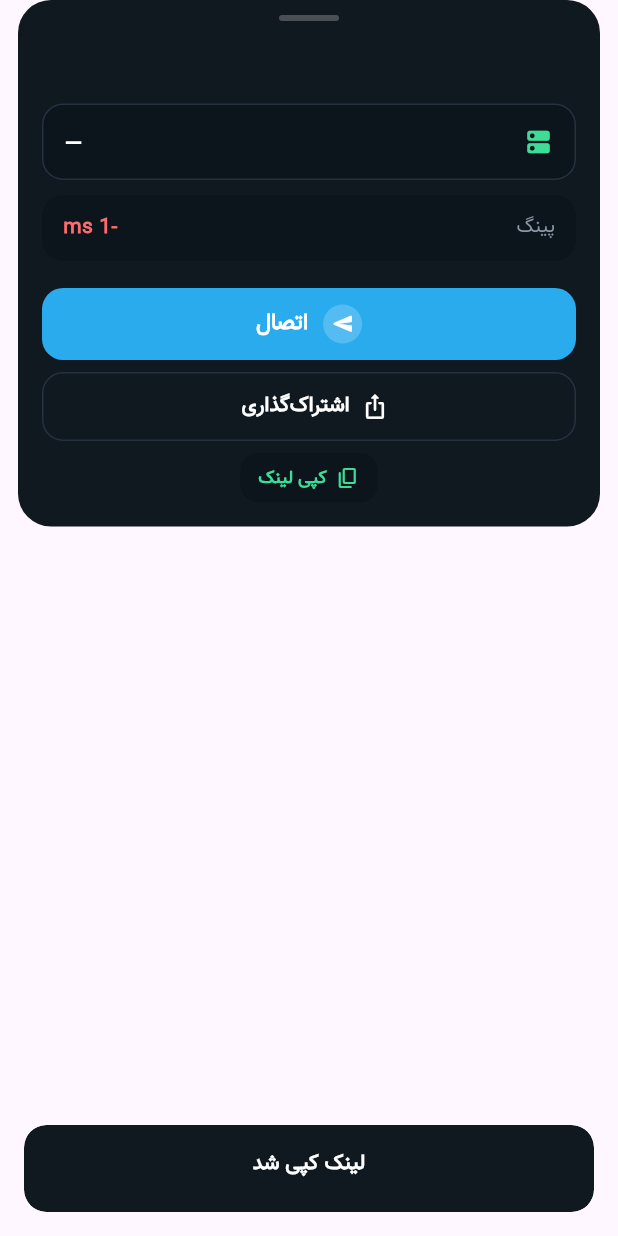
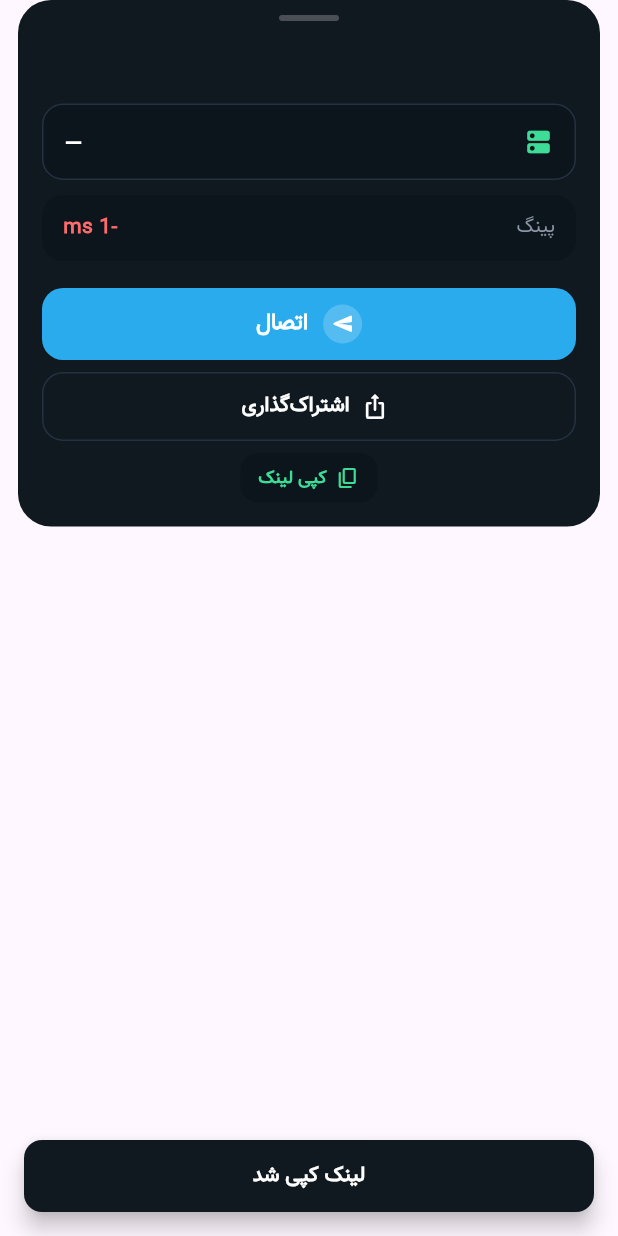
Before and after one commit to abbasnazari-0/proxymodern, a Flutter app: the _ProxyInfoSheetBody widget shown alone on an empty page, opened directly with empty values, after a tap on "کپی لینک", on a phone screen of 412 x 824 dp. Run offline on Flutter 3.47's test engine with Material 3 defaults, Android fonts, the phone set to English and light mode, and no system bars; our stand-ins replace cached_network_image, dio, get, get_storage, lottie, package_info_plus and 3 more; missing offline and left inert: relay_ads_flutter; accounts and stored records are empty; network calls fail; project files that could hold a hidden picture were left out.

Commit message:
some updated

```diff
--- a/lib/features/feature_channels/data/model/channel_model.dart
+++ b/lib/features/feature_channels/data/model/channel_model.dart
@@ -85,6 +85,7 @@ class AdConfig {
   int? adMinIntervalSeconds;
   int? adMaxPerSession;
   int? adRetryCount;
+  int? stickyChangeCount;
   int? proxyTtlSeconds;
   int? timezoneOffsetMinutes;
   String? countryCode;
@@ -110,6 +111,7 @@ class AdConfig {
       this.adMinIntervalSeconds,
       this.adMaxPerSession,
       this.adRetryCount,
+      this.stickyChangeCount,
       this.proxyTtlSeconds,
       this.timezoneOffsetMinutes,
       this.countryCode,
@@ -145,6 +147,9 @@ class AdConfig {
     adRetryCount = json['ad_retry_count'] != null
         ? int.tryParse(json['ad_retry_count'].toString())
         : null;
+    stickyChangeCount = json['sticky_change_count'] != null
+        ? int.tryParse(json['sticky_change_count'].toString())
+        : null;
     proxyTtlSeconds = json['proxy_ttl_seconds'] != null
         ? int.tryParse(json['proxy_ttl_seconds'].toString())
         : null;
@@ -178,6 +183,7 @@ class AdConfig {
     data['ad_min_interval_seconds'] = adMinIntervalSeconds;
     data['ad_max_per_session'] = adMaxPerSession;
     data['ad_retry_count'] = adRetryCount;
+    data['sticky_change_count'] = stickyChangeCount;
     data['proxy_ttl_seconds'] = proxyTtlSeconds;
     data['timezone_offset_minutes'] = timezoneOffsetMinutes;
     data['country_code'] = countryCode;
--- a/lib/features/feature_channels/presentation/widgets/proxy_info_sheet.dart
+++ b/lib/features/feature_channels/presentation/widgets/proxy_info_sheet.dart
@@ -57,49 +57,82 @@ class ProxyInfoSheet {
     );
   }
 
-  static Future<void> _copyLink(String link) async {
+  static Future<void> _copyLink(BuildContext context, String link) async {
     await Clipboard.setData(ClipboardData(text: link));
-    Get.snackbar(
-      "",
-      "",
-      backgroundColor: _card,
-      snackPosition: SnackPosition.BOTTOM,
-      margin: const EdgeInsets.all(16),
-      duration: const Duration(seconds: 2),
-      titleText: Text(
-        "لینک کپی شد",
-        textAlign: TextAlign.center,
-        style: _text(size: 14, weight: FontWeight.w700),
-      ),
-      messageText: const SizedBox.shrink(),
-    );
+    if (!context.mounted) return;
+    _showSnack(context, "لینک کپی شد", null);
   }
 
-  static Future<void> _connect(String link) async {
+  static Future<void> _connect(BuildContext context, String link) async {
     if (!Platform.isAndroid && !Platform.isIOS) return;
     final ok = await DataExtractor.launchUrl(link);
     if (ok) {
       Get.back();
       return;
     }
-    Get.snackbar(
-      "",
-      "",
+    if (!context.mounted) return;
+    _showSnack(
+      context,
+      "تلگرام باز نشد",
+      "دکمه کپی را بزن و لینک را در Saved Messages بفرست.",
+    );
+  }
+
+  /// Shows a bottom snackbar using the sheet's own context. GetX's snackbar
+  /// looks up its overlay through the global navigator context, which becomes
+  /// unusable right after an app-launch intent (e.g. trying to open Telegram)
+  /// and throws "Null check operator used on a null value". Using
+  /// ScaffoldMessenger avoids that crash.
+  static void _showSnack(BuildContext context, String title, String? message) {
+    final messenger = ScaffoldMessenger.maybeOf(context);
+    if (messenger != null) {
+      messenger.hideCurrentSnackBar();
+      messenger.showSnackBar(
+        SnackBar(
           backgroundColor: _card,
-      snackPosition: SnackPosition.BOTTOM,
+          behavior: SnackBarBehavior.floating,
           margin: const EdgeInsets.all(16),
-      duration: const Duration(seconds: 3),
-      titleText: Text(
-        "تلگرام باز نشد",
+          duration: Duration(seconds: message == null ? 2 : 3),
+          shape: RoundedRectangleBorder(
+            borderRadius: BorderRadius.circular(12),
+          ),
+          content: Column(
+            mainAxisSize: MainAxisSize.min,
+            crossAxisAlignment: CrossAxisAlignment.stretch,
+            children: [
+              Text(
+                title,
                 textAlign: TextAlign.center,
                 style: _text(size: 14, weight: FontWeight.w700),
               ),
-      messageText: Text(
-        "دکمه کپی را بزن و لینک را در Saved Messages بفرست.",
+              if (message != null) ...[
+                const SizedBox(height: 4),
+                Text(
+                  message,
                   textAlign: TextAlign.center,
                   style: _text(size: 12, color: _muted, height: 1.4),
                 ),
+              ],
+            ],
+          ),
+        ),
       );
+      return;
+    }
+    // Last resort: GetX snackbar, guarded so it can never crash the app.
+    try {
+      Get.snackbar(
+        title,
+        message ?? "",
+        backgroundColor: _card,
+        colorText: Colors.white,
+        snackPosition: SnackPosition.BOTTOM,
+        margin: const EdgeInsets.all(16),
+        duration: Duration(seconds: message == null ? 2 : 3),
+      );
+    } catch (_) {
+      // Swallow — the action (copy / launch) already happened.
+    }
   }
 }
 class _ProxyInfoSheetBody extends StatelessWidget {
@@ -163,11 +196,11 @@ class _ProxyInfoSheetBody extends StatelessWidget {
                 const SizedBox(height: 10),
                 _pingRow(),
                 const SizedBox(height: 18),
-                _connectButton(),
+                _connectButton(context),
                 const SizedBox(height: 8),
                 _shareButton(),
                 const SizedBox(height: 8),
-                Center(child: _copyButton()),
+                Center(child: _copyButton(context)),
               ],
             ),
           ),
@@ -252,7 +285,7 @@ class _ProxyInfoSheetBody extends StatelessWidget {
       ),
     );
   }
-  Widget _connectButton() {
+  Widget _connectButton(BuildContext context) {
     return SizedBox(
       width: double.infinity,
       height: 48,
@@ -265,7 +298,7 @@ class _ProxyInfoSheetBody extends StatelessWidget {
             borderRadius: BorderRadius.circular(14),
           ),
         ),
-        onPressed: () => ProxyInfoSheet._connect(link),
+        onPressed: () => ProxyInfoSheet._connect(context, link),
         child: Row(
           mainAxisAlignment: MainAxisAlignment.center,
           children: [
@@ -325,13 +358,13 @@ class _ProxyInfoSheetBody extends StatelessWidget {
     );
   }
 
-  Widget _copyButton() {
+  Widget _copyButton(BuildContext context) {
     return Material(
       color: ProxyInfoSheet._field,
       borderRadius: BorderRadius.circular(12),
       child: InkWell(
         borderRadius: BorderRadius.circular(12),
-        onTap: () => ProxyInfoSheet._copyLink(link),
+        onTap: () => ProxyInfoSheet._copyLink(context, link),
         child: Padding(
           padding: const EdgeInsets.symmetric(horizontal: 12, vertical: 8),
           child: Row(
--- a/lib/features/feature_splash/presentation/pages/splash_screen.dart
+++ b/lib/features/feature_splash/presentation/pages/splash_screen.dart
@@ -59,6 +59,9 @@ class _SplashScreenState extends State<SplashScreen> {
 
     // Use the cached backend ad config from the last launch (if any).
     await ads.loadCachedConfig();
+    // Fetch a FRESH backend config so the splash ad uses a fresh, pre-warmed
+    // sticky session instead of a stale cached one (which times out).
+    await ads.refreshConfigFromBackend();
     await ads.init();
     // Small delay so the Android Activity is fully resumed before the ad.
     await Future.delayed(const Duration(milliseconds: 600));
--- a/pubspec.yaml
+++ b/pubspec.yaml
@@ -4,7 +4,7 @@ description: proxy modern app
 # pub.dev using `flutter pub publish`. This is preferred for private packages.
 publish_to: "none" # Remove this line if you wish to publish to pub.dev
 
-version: 1.5.9-release+19
+version: 1.5.20-release+20
 
 environment:
   sdk: ">=3.3.0 <4.0.0"
```
Also changed, not shown: lib/core/utils/relay_ads_service.dart (+260 -19 lines), lib/features/feature_channels/presentation/controllers/channel_controller.dart (+31 -0 lines), lib/features/feature_channels/presentation/pages/channel_screen.dart (+49 -5 lines), lib/features/feature_channels/presentation/widgets/proxy_found_sheet.dart (+60 -27 lines), 1 other file. Lines whose indentation alone changed are shown as unchanged.
